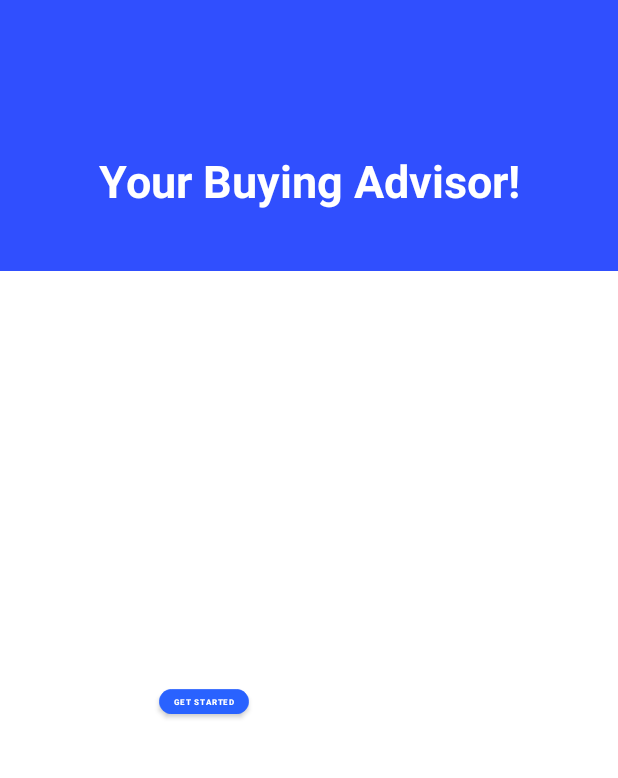
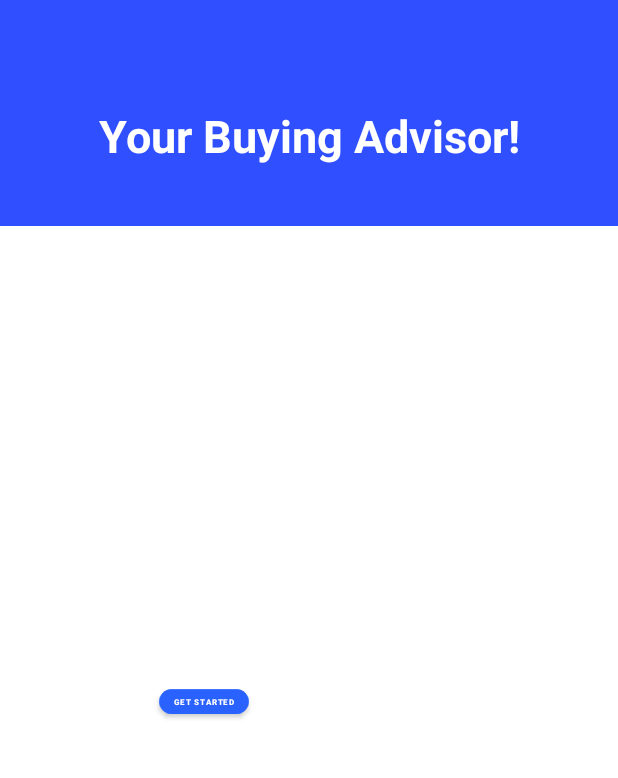
Before and after one commit to Cypher103360/Product-Review, an Android app: the WelcomeActivity screen opened directly, with no data from a screen before it, on a phone screen of 412 x 824 dp, the part 224-1002 px from its top. Run offline under Robolectric (Android 15) with nearby library versions, the phone set to English and light mode, and no system bars.

Commit message:
Modified a lot

```diff
--- a/app/src/main/res/layout/activity_welcome.xml
+++ b/app/src/main/res/layout/activity_welcome.xml
@@ -13,7 +13,7 @@
         android:background="#304FFE"
         android:orientation="vertical"
         android:gravity="center_horizontal"
-        android:layout_height="330dp"
+        android:layout_height="300dp"
         app:layout_constraintEnd_toEndOf="parent"
         app:layout_constraintStart_toStartOf="parent"
         app:layout_constraintTop_toTopOf="parent">
```
